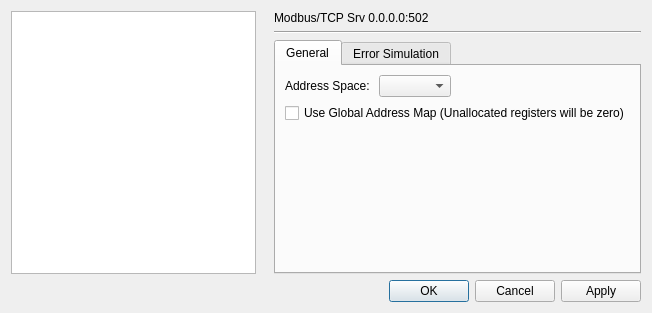
sanny32/OpenModSim, file omodsim/dialogs/dialogmodbusdefinitions.ui: the form before one commit.
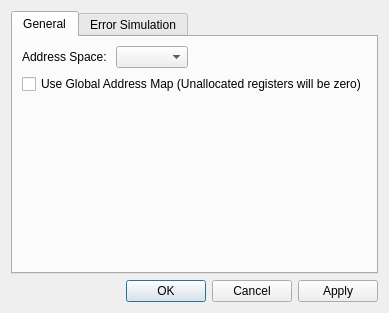
The form after the commit. Custom widgets are drawn as their Qt base class.

Patch:
```diff
--- a/omodsim/dialogs/dialogmodbusdefinitions.ui
+++ b/omodsim/dialogs/dialogmodbusdefinitions.ui
@@ -6,49 +6,15 @@
    <rect>
     <x>0</x>
     <y>0</y>
-    <width>652</width>
+    <width>376</width>
     <height>313</height>
    </rect>
   </property>
   <property name="windowTitle">
    <string>Modbus Definitions</string>
   </property>
-  <layout class="QGridLayout" name="gridLayout">
-   <item row="0" column="1">
-    <spacer name="horizontalSpacer_6">
-     <property name="orientation">
-      <enum>Qt::Orientation::Horizontal</enum>
-     </property>
-     <property name="sizeType">
-      <enum>QSizePolicy::Policy::Fixed</enum>
-     </property>
-     <property name="sizeHint" stdset="0">
-      <size>
-       <width>6</width>
-       <height>20</height>
-      </size>
-     </property>
-    </spacer>
-   </item>
-   <item row="0" column="2" colspan="3">
-    <layout class="QVBoxLayout" name="verticalLayout">
-     <item>
-      <widget class="QLabel" name="labelSrvName">
-       <property name="text">
-        <string>&lt;html&gt;&lt;head/&gt;&lt;body&gt;&lt;p&gt;Modbus/TCP Srv 0.0.0.0:502&lt;/p&gt;&lt;/body&gt;&lt;/html&gt;</string>
-       </property>
-      </widget>
-     </item>
-     <item>
-      <widget class="Line" name="line">
-       <property name="orientation">
-        <enum>Qt::Orientation::Horizontal</enum>
-       </property>
-      </widget>
-     </item>
-    </layout>
-   </item>
-   <item row="1" column="2" colspan="3">
+  <layout class="QVBoxLayout" name="verticalLayout">
+   <item>
     <widget class="QTabWidget" name="tabWidget">
      <property name="currentIndex">
       <number>0</number>
@@ -287,10 +253,7 @@
      </widget>
     </widget>
    </item>
-   <item row="0" column="0" rowspan="2">
-    <widget class="QListWidget" name="listServers"/>
-   </item>
-   <item row="2" column="0" colspan="5">
+   <item>
     <widget class="QDialogButtonBox" name="buttonBox">
      <property name="orientation">
       <enum>Qt::Orientation::Horizontal</enum>
```
